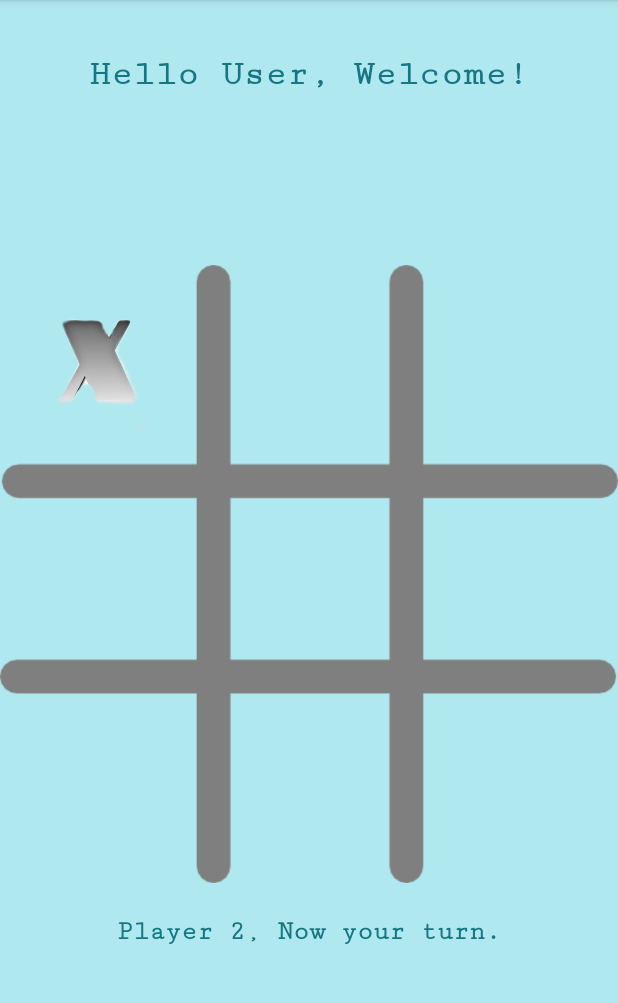
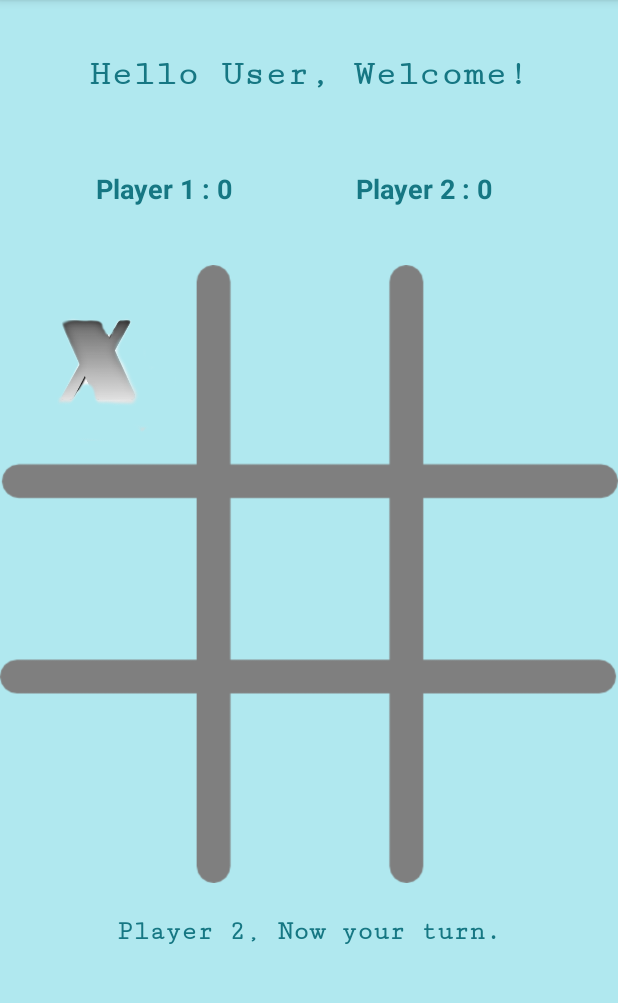
Before and after one commit to Chayan199916/android-journey, an Android app: the screen it shows after launch (MainActivity), after a tap on "zero_one", on a phone screen of 412 x 824 dp, the part 84-1087 px from its top. Run offline under Robolectric (Android 15) with nearby library versions, the phone set to English and light mode, and no system bars.

Commit message:
version 1.1 released | series playing functionality added

```diff
--- a/tic-tac-toe/app/src/main/java/com/example/tic_tac_toe/MainActivity.java
+++ b/tic-tac-toe/app/src/main/java/com/example/tic_tac_toe/MainActivity.java
@@ -12,11 +12,18 @@ import org.w3c.dom.Text;
 
 public class MainActivity extends AppCompatActivity {
     boolean gameValid = true;
+    String winTeam;
+    int player1_score = 0;
+    int player2_score = 0;
     int curPosOfGame[] = {2, 2, 2, 2, 2, 2, 2, 2, 2};
     int activePlayer = 0;
     int validWinPositions[][] = {{0, 1, 2}, {3, 4, 5}, {6, 7, 8}, {0, 3, 6}, {1, 4, 7}, {2, 5, 8}, {0, 4, 8}, {2, 4, 6}};
     public void tap_to_play(View view){
         int flag = 1;
+        TextView player1 = findViewById(R.id.score1);
+        TextView player2 = findViewById(R.id.score2);
+        player1.setText("Player 1 : " + Integer.toString(player1_score));
+        player2.setText("Player 2 : " + Integer.toString(player2_score));
         if(!gameValid){
             gameReset();
         }
@@ -39,12 +46,28 @@ public class MainActivity extends AppCompatActivity {
             img.animate().translationYBy(500f).setDuration(70);
             for(int i = 0; i < 8; i++){
                 if(curPosOfGame[validWinPositions[i][0]] == curPosOfGame[validWinPositions[i][1]] && curPosOfGame[validWinPositions[i][1]] == curPosOfGame[validWinPositions[i][2]] && curPosOfGame[validWinPositions[i][1]] != 2){
-                   String winTeam = curPosOfGame[validWinPositions[i][0]] == 0 ? "Player 1" : "Player 2";
+                   winTeam = curPosOfGame[validWinPositions[i][0]] == 0 ? "Player 1" : "Player 2";
                    Toast.makeText(this, "GAME OVER !", Toast.LENGTH_SHORT).show();
                    status.setText(winTeam + " has won, Congrats!");
+                    if(winTeam.equals("Player 1")){
+                        player1_score++;
+                        player1.setText("Player 1 : " + Integer.toString(player1_score));
+                    }else{
+                        player2_score++;
+                        player2.setText("Player 2 : " + Integer.toString(player2_score));
+                    }
                    gameValid = false;
                    break;
                 }
+            }
+            if(player1_score == 2){
+                Toast.makeText(this, "SERIES OVER !", Toast.LENGTH_SHORT).show();
+                status.setText("Player 1 has won the series, Congrats!");
+                player1_score = player2_score = 0;
+            }else if (player2_score == 2){
+                Toast.makeText(this, "SERIES OVER !", Toast.LENGTH_SHORT).show();
+                status.setText("Player 2 has won the series, Congrats!");
+                player1_score = player2_score = 0;
             }
             for(int i = 0; i < curPosOfGame.length; i++){
                 if(curPosOfGame[i] == 2){
--- a/tic-tac-toe/app/src/main/res/layout/activity_main.xml
+++ b/tic-tac-toe/app/src/main/res/layout/activity_main.xml
@@ -199,4 +199,34 @@
         app:layout_constraintTop_toBottomOf="@+id/linearLayout"
         app:layout_constraintVertical_bias="0.541" />
 
+    <TextView
+        android:id="@+id/score1"
+        android:layout_width="wrap_content"
+        android:layout_height="wrap_content"
+        android:layout_marginStart="64dp"
+        android:layout_marginLeft="64dp"
+        android:text="@string/player_1_score"
+        android:textColor="#167783"
+        android:textSize="18sp"
+        android:textStyle="bold"
+        app:layout_constraintBottom_toTopOf="@+id/linearLayout"
+        app:layout_constraintStart_toStartOf="parent"
+        app:layout_constraintTop_toTopOf="parent"
+        app:layout_constraintVertical_bias="0.717" />
+
+    <TextView
+        android:id="@+id/score2"
+        android:layout_width="wrap_content"
+        android:layout_height="wrap_content"
+        android:layout_marginEnd="84dp"
+        android:layout_marginRight="84dp"
+        android:text="@string/player_2_score"
+        android:textColor="#167783"
+        android:textSize="18sp"
+        android:textStyle="bold"
+        app:layout_constraintBottom_toTopOf="@+id/linearLayout"
+        app:layout_constraintEnd_toEndOf="parent"
+        app:layout_constraintTop_toTopOf="parent"
+        app:layout_constraintVertical_bias="0.717" />
+
 </androidx.constraintlayout.widget.ConstraintLayout>
--- a/tic-tac-toe/app/src/main/res/values/strings.xml
+++ b/tic-tac-toe/app/src/main/res/values/strings.xml
@@ -3,4 +3,6 @@
     <string name="grid">our main grid</string>
     <string name="content">zero_one</string>
     <string name="heading">Hello User, Welcome!</string>
+    <string name="player_1_score">Player 1 : 0</string>
+    <string name="player_2_score">Player 2 : 0</string>
 </resources>
```
